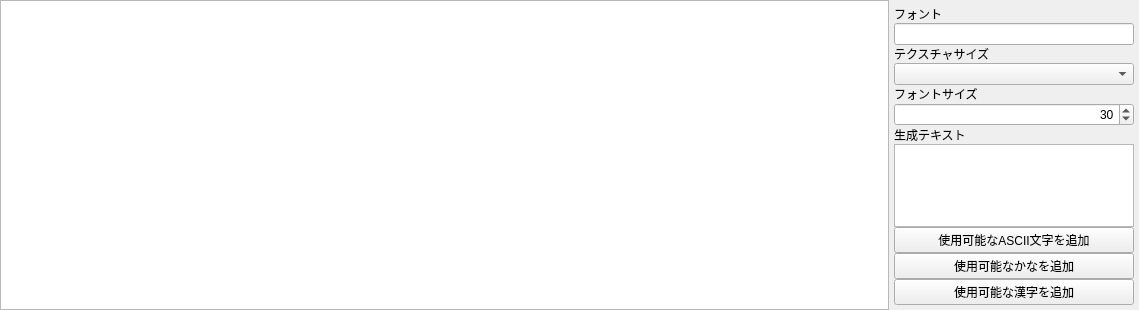
Qt form FontCreator/src/main_form/main_form.ui (yatagai/MetaTools) before a commit.
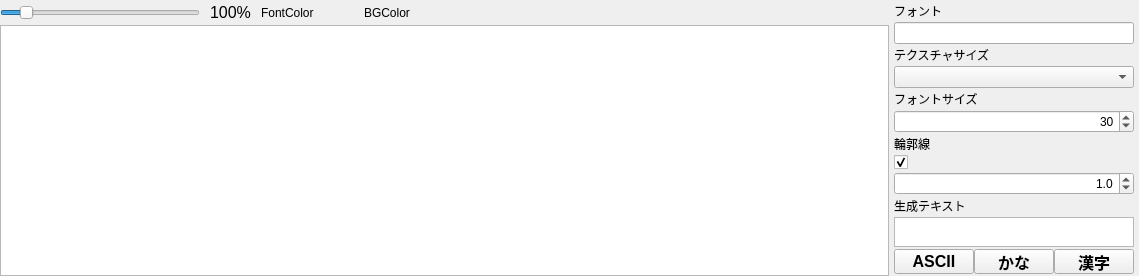
The same form after that commit. Icons and pictures are not drawn.

Commit message: FontCreator輪郭線作成中

Diff of the .ui file:
```diff
--- a/FontCreator/src/main_form/main_form.ui
+++ b/FontCreator/src/main_form/main_form.ui
@@ -7,7 +7,7 @@
     <x>0</x>
     <y>0</y>
     <width>1139</width>
-    <height>310</height>
+    <height>268</height>
    </rect>
   </property>
   <property name="sizePolicy">
@@ -27,18 +27,155 @@
    <property name="spacing">
     <number>0</number>
    </property>
-   <property name="leftMargin">
+   <property name="margin">
     <number>0</number>
    </property>
-   <property name="topMargin">
+   <item>
+    <widget class="QWidget" name="main_view" native="true">
+     <layout class="QVBoxLayout" name="verticalLayout_2">
+      <property name="spacing">
     <number>0</number>
    </property>
-   <property name="rightMargin">
+      <property name="margin">
     <number>0</number>
    </property>
-   <property name="bottomMargin">
+      <item>
+       <widget class="QWidget" name="sub_menu" native="true">
+        <property name="sizePolicy">
+         <sizepolicy hsizetype="Fixed" vsizetype="Preferred">
+          <horstretch>0</horstretch>
+          <verstretch>0</verstretch>
+         </sizepolicy>
+        </property>
+        <property name="minimumSize">
+         <size>
+          <width>0</width>
+          <height>25</height>
+         </size>
+        </property>
+        <property name="maximumSize">
+         <size>
+          <width>16777215</width>
+          <height>25</height>
+         </size>
+        </property>
+        <layout class="QHBoxLayout" name="horizontalLayout_3">
+         <property name="spacing">
+          <number>10</number>
+         </property>
+         <property name="sizeConstraint">
+          <enum>QLayout::SetDefaultConstraint</enum>
+         </property>
+         <property name="margin">
     <number>0</number>
    </property>
+         <item>
+          <widget class="QSlider" name="scale_slider">
+           <property name="sizePolicy">
+            <sizepolicy hsizetype="Fixed" vsizetype="Fixed">
+             <horstretch>0</horstretch>
+             <verstretch>0</verstretch>
+            </sizepolicy>
+           </property>
+           <property name="minimumSize">
+            <size>
+             <width>200</width>
+             <height>0</height>
+            </size>
+           </property>
+           <property name="minimum">
+            <number>20</number>
+           </property>
+           <property name="maximum">
+            <number>800</number>
+           </property>
+           <property name="value">
+            <number>100</number>
+           </property>
+           <property name="orientation">
+            <enum>Qt::Horizontal</enum>
+           </property>
+          </widget>
+         </item>
+         <item>
+          <widget class="QLabel" name="scale_label">
+           <property name="sizePolicy">
+            <sizepolicy hsizetype="Fixed" vsizetype="Fixed">
+             <horstretch>0</horstretch>
+             <verstretch>0</verstretch>
+            </sizepolicy>
+           </property>
+           <property name="font">
+            <font>
+             <pointsize>12</pointsize>
+            </font>
+           </property>
+           <property name="text">
+            <string>100%</string>
+           </property>
+          </widget>
+         </item>
+         <item>
+          <widget class="QLabel" name="label">
+           <property name="sizePolicy">
+            <sizepolicy hsizetype="Fixed" vsizetype="Preferred">
+             <horstretch>0</horstretch>
+             <verstretch>0</verstretch>
+            </sizepolicy>
+           </property>
+           <property name="text">
+            <string>FontColor</string>
+           </property>
+          </widget>
+         </item>
+         <item>
+          <widget class="QWidget" name="font_color" native="true">
+           <property name="sizePolicy">
+            <sizepolicy hsizetype="Fixed" vsizetype="Fixed">
+             <horstretch>0</horstretch>
+             <verstretch>0</verstretch>
+            </sizepolicy>
+           </property>
+           <property name="minimumSize">
+            <size>
+             <width>30</width>
+             <height>15</height>
+            </size>
+           </property>
+          </widget>
+         </item>
+         <item>
+          <widget class="QLabel" name="label_2">
+           <property name="sizePolicy">
+            <sizepolicy hsizetype="Fixed" vsizetype="Preferred">
+             <horstretch>0</horstretch>
+             <verstretch>0</verstretch>
+            </sizepolicy>
+           </property>
+           <property name="text">
+            <string>BGColor</string>
+           </property>
+          </widget>
+         </item>
+         <item>
+          <widget class="QWidget" name="bg_color" native="true">
+           <property name="sizePolicy">
+            <sizepolicy hsizetype="Fixed" vsizetype="Fixed">
+             <horstretch>0</horstretch>
+             <verstretch>0</verstretch>
+            </sizepolicy>
+           </property>
+           <property name="minimumSize">
+            <size>
+             <width>30</width>
+             <height>15</height>
+            </size>
+           </property>
+          </widget>
+         </item>
+        </layout>
+       </widget>
+      </item>
    <item>
     <widget class="QGraphicsView" name="graphicsView">
      <property name="sizePolicy">
@@ -47,6 +184,12 @@
        <verstretch>0</verstretch>
       </sizepolicy>
      </property>
+        <property name="minimumSize">
+         <size>
+          <width>0</width>
+          <height>1</height>
+         </size>
+        </property>
      <property name="acceptDrops">
       <bool>false</bool>
      </property>
@@ -55,8 +198,11 @@
      </property>
     </widget>
    </item>
+     </layout>
+    </widget>
+   </item>
    <item>
-    <widget class="QWidget" name="widget_2" native="true">
+    <widget class="QWidget" name="widget" native="true">
      <property name="sizePolicy">
       <sizepolicy hsizetype="Fixed" vsizetype="Expanding">
        <horstretch>0</horstretch>
@@ -70,56 +216,20 @@
       </size>
      </property>
      <layout class="QVBoxLayout" name="verticalLayout">
-      <property name="leftMargin">
-       <number>0</number>
-      </property>
-      <property name="topMargin">
-       <number>0</number>
-      </property>
-      <property name="rightMargin">
-       <number>0</number>
-      </property>
-      <property name="bottomMargin">
-       <number>0</number>
-      </property>
-      <item>
-       <widget class="QWidget" name="widget" native="true">
-        <property name="sizePolicy">
-         <sizepolicy hsizetype="Fixed" vsizetype="Maximum">
-          <horstretch>0</horstretch>
-          <verstretch>0</verstretch>
-         </sizepolicy>
-        </property>
-        <property name="minimumSize">
-         <size>
-          <width>0</width>
-          <height>0</height>
-         </size>
-        </property>
-        <property name="maximumSize">
-         <size>
-          <width>250</width>
-          <height>16777215</height>
-         </size>
-        </property>
-        <layout class="QVBoxLayout" name="virticalLayout_2">
          <property name="spacing">
-          <number>0</number>
-         </property>
-         <property name="sizeConstraint">
-          <enum>QLayout::SetMaximumSize</enum>
+       <number>2</number>
          </property>
          <property name="leftMargin">
           <number>5</number>
          </property>
          <property name="topMargin">
-          <number>5</number>
+       <number>2</number>
          </property>
          <property name="rightMargin">
           <number>5</number>
          </property>
          <property name="bottomMargin">
-          <number>5</number>
+       <number>2</number>
          </property>
          <item>
           <widget class="QLabel" name="label_5">
@@ -202,6 +312,48 @@
            </property>
           </widget>
          </item>
+      <item>
+       <widget class="QLabel" name="label_3">
+        <property name="text">
+         <string>輪郭線</string>
+        </property>
+       </widget>
+      </item>
+      <item>
+       <widget class="QCheckBox" name="outline_enable">
+        <property name="text">
+         <string/>
+        </property>
+        <property name="checked">
+         <bool>true</bool>
+        </property>
+        <property name="tristate">
+         <bool>false</bool>
+        </property>
+       </widget>
+      </item>
+      <item>
+       <widget class="QDoubleSpinBox" name="outline_width">
+        <property name="alignment">
+         <set>Qt::AlignRight|Qt::AlignTrailing|Qt::AlignVCenter</set>
+        </property>
+        <property name="decimals">
+         <number>1</number>
+        </property>
+        <property name="minimum">
+         <double>0.500000000000000</double>
+        </property>
+        <property name="maximum">
+         <double>10.000000000000000</double>
+        </property>
+        <property name="singleStep">
+         <double>0.100000000000000</double>
+        </property>
+        <property name="value">
+         <double>1.000000000000000</double>
+        </property>
+       </widget>
+      </item>
          <item>
           <widget class="QLabel" name="label_8">
            <property name="sizePolicy">
@@ -226,47 +378,113 @@
              <verstretch>0</verstretch>
             </sizepolicy>
            </property>
+        <property name="minimumSize">
+         <size>
+          <width>0</width>
+          <height>30</height>
+         </size>
+        </property>
            <property name="plainText">
             <string/>
            </property>
           </widget>
          </item>
          <item>
+       <widget class="QWidget" name="button_widget" native="true">
+        <property name="sizePolicy">
+         <sizepolicy hsizetype="Expanding" vsizetype="Fixed">
+          <horstretch>0</horstretch>
+          <verstretch>0</verstretch>
+         </sizepolicy>
+        </property>
+        <property name="minimumSize">
+         <size>
+          <width>0</width>
+          <height>25</height>
+         </size>
+        </property>
+        <layout class="QHBoxLayout" name="horizontalLayout_2">
+         <property name="spacing">
+          <number>0</number>
+         </property>
+         <property name="margin">
+          <number>0</number>
+         </property>
+         <item>
           <widget class="QPushButton" name="use_all_ascii">
            <property name="sizePolicy">
-            <sizepolicy hsizetype="Expanding" vsizetype="Fixed">
+            <sizepolicy hsizetype="Fixed" vsizetype="Fixed">
              <horstretch>0</horstretch>
              <verstretch>0</verstretch>
             </sizepolicy>
            </property>
+           <property name="minimumSize">
+            <size>
+             <width>80</width>
+             <height>25</height>
+            </size>
+           </property>
+           <property name="font">
+            <font>
+             <pointsize>12</pointsize>
+             <weight>75</weight>
+             <bold>true</bold>
+            </font>
+           </property>
            <property name="text">
-            <string>使用可能なASCII文字を追加</string>
+            <string>ASCII</string>
            </property>
           </widget>
          </item>
          <item>
           <widget class="QPushButton" name="use_all_kana">
            <property name="sizePolicy">
-            <sizepolicy hsizetype="Expanding" vsizetype="Fixed">
+            <sizepolicy hsizetype="Fixed" vsizetype="Fixed">
              <horstretch>0</horstretch>
              <verstretch>0</verstretch>
             </sizepolicy>
            </property>
+           <property name="minimumSize">
+            <size>
+             <width>80</width>
+             <height>25</height>
+            </size>
+           </property>
+           <property name="font">
+            <font>
+             <pointsize>12</pointsize>
+             <weight>75</weight>
+             <bold>true</bold>
+            </font>
+           </property>
            <property name="text">
-            <string>使用可能なかなを追加</string>
+            <string>かな</string>
            </property>
           </widget>
          </item>
          <item>
           <widget class="QPushButton" name="use_all_kanji">
            <property name="sizePolicy">
-            <sizepolicy hsizetype="Expanding" vsizetype="Fixed">
+            <sizepolicy hsizetype="Fixed" vsizetype="Fixed">
              <horstretch>0</horstretch>
              <verstretch>0</verstretch>
             </sizepolicy>
            </property>
+           <property name="minimumSize">
+            <size>
+             <width>80</width>
+             <height>25</height>
+            </size>
+           </property>
+           <property name="font">
+            <font>
+             <pointsize>12</pointsize>
+             <weight>75</weight>
+             <bold>true</bold>
+            </font>
+           </property>
            <property name="text">
-            <string>使用可能な漢字を追加</string>
+            <string>漢字</string>
            </property>
           </widget>
          </item>
```
Lines whose indentation alone changed are shown as unchanged. The commit also changes 34 other files.
